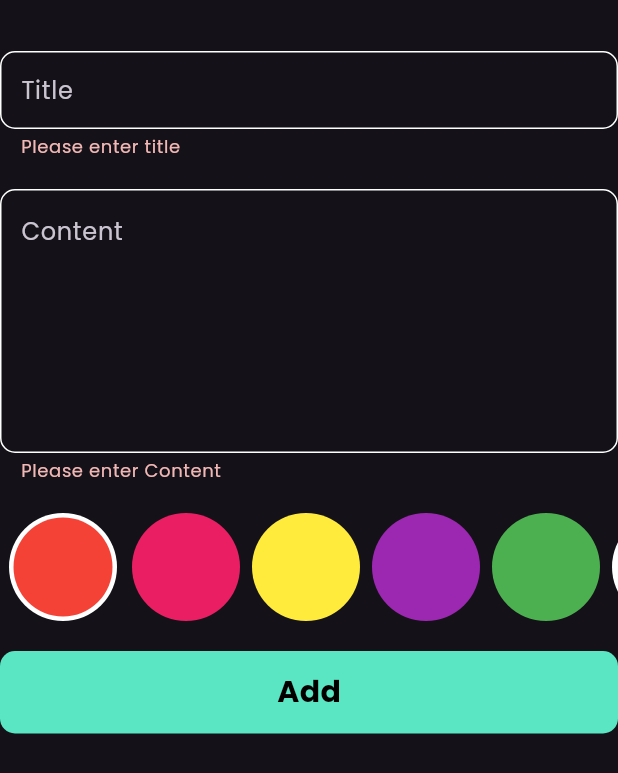
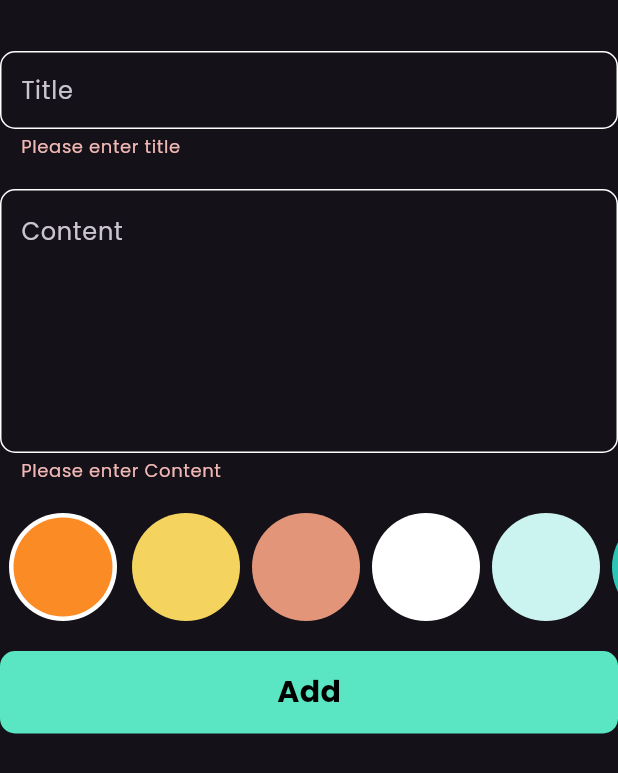
Before and after one commit to HazemAhmed677/notes-app, a Flutter app: the AddNote widget shown alone on an empty page, opened directly, after a tap on "Add", on a phone screen of 412 x 824 dp. Shown: the top 773 px of the screen. Run offline on Flutter 3.47's test engine with Material 3 defaults, Android fonts, the phone set to English and light mode, and no system bars; our stand-ins replace flutter_bloc, font_awesome_flutter, hive, hive_flutter; accounts and stored records are empty.

Commit message:
pass note color

```diff
--- a/lib/cubits/notes_cubit/notes_cubit.dart
+++ b/lib/cubits/notes_cubit/notes_cubit.dart
@@ -7,14 +7,14 @@ import 'package:notes_app/models/note_model.dart';
 
 class NotesCubit extends Cubit<NotesStates> {
   NotesCubit() : super(InitialNoteState());
-  List<Color> colorsList = [
-    Colors.red,
-    Colors.pink,
-    Colors.yellow,
-    Colors.purple,
-    Colors.green,
-    Colors.white,
-    Colors.black,
+  int currentIndex = 0;
+  List<Color> colorsList = const [
+    Color(0xfffb8b24),
+    Color(0xfff4d35e),
+    Color(0xffe29578),
+    Color(0xffffffff),
+    Color(0xffcbf3f0),
+    Color(0xff2ec4b6)
   ];
   List<NoteModel>? notes;
   void fetchAllNotes() {
--- a/lib/views/edit_note.dart
+++ b/lib/views/edit_note.dart
@@ -5,6 +5,7 @@ import 'package:notes_app/models/note_model.dart';
 import 'package:notes_app/widgets/custom_appbar.dart';
 import 'package:notes_app/widgets/custom_text_form_field.dart';
 
+// ignore: must_be_immutable
 class EditNote extends StatefulWidget {
   EditNote({super.key, required this.note});
   NoteModel note;
--- a/lib/widgets/add_note.dart
+++ b/lib/widgets/add_note.dart
@@ -2,6 +2,7 @@ import 'package:flutter/material.dart';
 import 'package:flutter_bloc/flutter_bloc.dart';
 import 'package:notes_app/constants.dart';
 import 'package:notes_app/cubits/add_note_cubit/add_note_cubit.dart';
+import 'package:notes_app/cubits/notes_cubit/notes_cubit.dart';
 import 'package:notes_app/models/note_model.dart';
 import 'package:notes_app/widgets/add_button.dart';
 import 'package:notes_app/widgets/custom_text_form_field.dart';
@@ -81,7 +82,10 @@ class _AddNoteState extends State<AddNote> {
                     NoteModel note = NoteModel(
                       title: title!,
                       subTitle: content!,
-                      color: Colors.blue.value,
+                      color: BlocProvider.of<NotesCubit>(context)
+                          .colorsList[
+                              BlocProvider.of<NotesCubit>(context).currentIndex]
+                          .value,
                       date: kFormatter.format(DateTime.now()).toString(),
                     );
                     await BlocProvider.of<AddNoteCubit>(context).addNote(note);
--- a/lib/widgets/list_of_colors.dart
+++ b/lib/widgets/list_of_colors.dart
@@ -5,15 +5,14 @@ import 'package:notes_app/widgets/color_item.dart';
 
 class ListOfColors extends StatefulWidget {
   const ListOfColors({super.key});
-
   @override
   State<ListOfColors> createState() => _ListOfColorsState();
 }
 
 class _ListOfColorsState extends State<ListOfColors> {
-  int currentIndex = 0;
   @override
   Widget build(BuildContext context) {
+    int currentIndex = BlocProvider.of<NotesCubit>(context).currentIndex;
     List<Color> colorsList = BlocProvider.of<NotesCubit>(context).colorsList;
     return SizedBox(
       height: 72,
@@ -24,6 +23,7 @@ class _ListOfColorsState extends State<ListOfColors> {
           return GestureDetector(
             onTap: () {
               currentIndex = index;
+              BlocProvider.of<NotesCubit>(context).currentIndex = index;
               setState(() {});
             },
             child: ColorItem(
```
